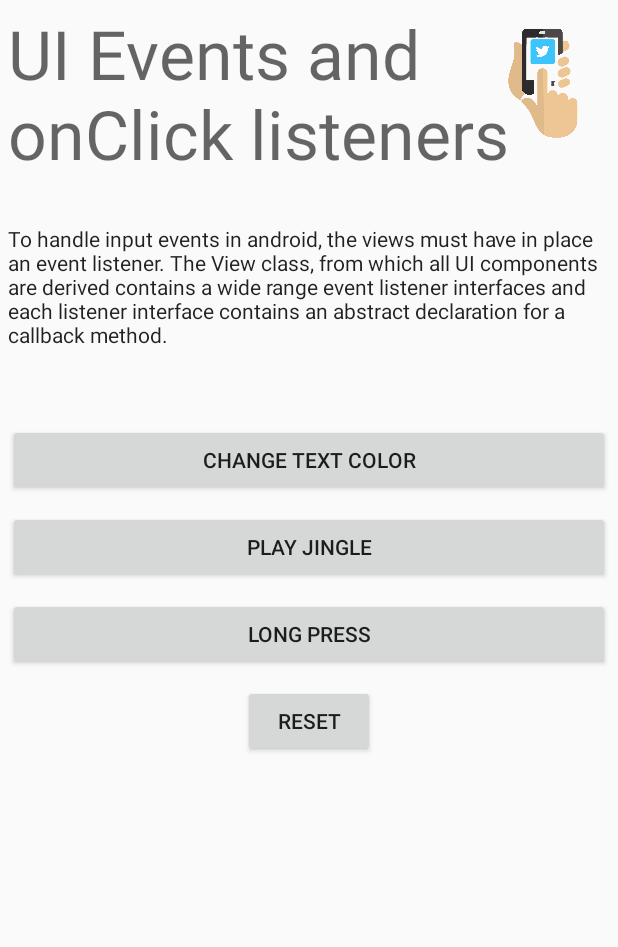
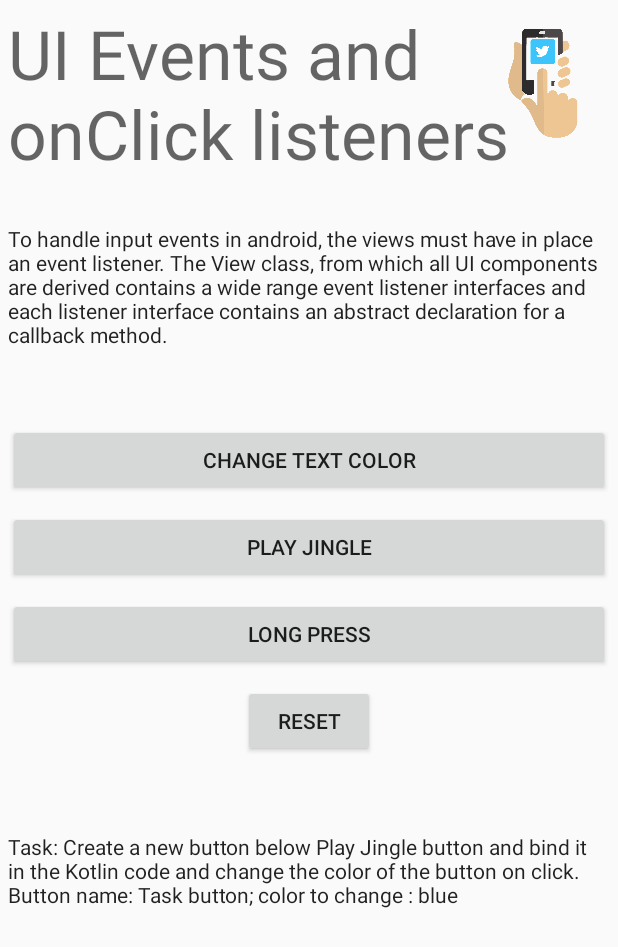
Before and after one commit to hhalse/techday2018-public, an Android app: the TaskUiEventsActivity screen opened directly, with no data from a screen before it, on a phone screen of 412 x 824 dp. Shown: the top 947 px of the screen. Run offline under Robolectric (Android 15) with nearby library versions, the phone set to English and light mode, and no system bars.

Commit message:
Tasks created along with the solutions

```diff
--- a/app/src/main/res/layout/activity_task_snow.xml
+++ b/app/src/main/res/layout/activity_task_snow.xml
@@ -9,4 +9,16 @@
     <com.jetradarmobile.snowfall.SnowfallView
         android:layout_width="match_parent"
         android:layout_height="match_parent" />
+
+    <TextView
+        android:id="@+id/snowDemo"
+        android:layout_width="wrap_content"
+        android:layout_height="wrap_content"
+        android:layout_alignParentStart="true"
+        android:layout_alignParentTop="true"
+        android:layout_marginStart="169dp"
+        android:layout_marginTop="179dp"
+        android:text="This is just a demo of cool snow effect, because why not its christmas !! " />
+
+
 </RelativeLayout>
--- a/app/src/main/res/layout/activity_ui_events.xml
+++ b/app/src/main/res/layout/activity_ui_events.xml
@@ -1,72 +1,81 @@
 <?xml version="1.0" encoding="utf-8"?>
-<merge xmlns:android="http://schemas.android.com/apk/res/android"
-       xmlns:tools="http://schemas.android.com/tools"
-       tools:parentTag="android.widget.FrameLayout">
 
 <RelativeLayout xmlns:android="http://schemas.android.com/apk/res/android"
-                    xmlns:tools="http://schemas.android.com/tools"
     android:layout_width="match_parent"
     android:layout_height="match_parent"
-                    android:layout_margin="5dp"
-    >
-        <ImageView android:layout_width="80dp"
-                   android:transitionName="@string/transition_touch"
+    android:layout_margin="5dp">
+
+    <ImageView
         android:id="@+id/touchImage"
+        android:layout_width="80dp"
         android:layout_height="80dp"
-                   android:src="@drawable/touch" android:layout_alignParentEnd="true"
-                   android:layout_alignParentTop="true" android:layout_marginEnd="0dp"
-                   android:layout_marginTop="8dp"/>
+        android:layout_alignParentTop="true"
+        android:layout_alignParentEnd="true"
+        android:layout_marginTop="8dp"
+        android:layout_marginEnd="0dp"
+        android:src="@drawable/touch"
+        android:transitionName="@string/transition_touch" />
+
     <TextView
-                android:text="@string/ui_event_header_text"
+        android:id="@+id/headerText"
         android:layout_width="match_parent"
         android:layout_height="wrap_content"
+        android:layout_alignParentStart="true"
+        android:layout_marginStart="0dp"
         android:layout_marginBottom="30dp"
-                android:id="@+id/headerText"
-                android:textAppearance="@style/TextAppearance.AppCompat.Display2"
-                android:layout_alignParentStart="true" android:layout_marginStart="0dp"/>
+        android:text="@string/ui_event_header_text"
+        android:textAppearance="@style/TextAppearance.AppCompat.Display2" />
 
         <TextView
-                android:text="@string/ui_event_body_text"
+            android:id="@+id/bodyText"
             android:layout_width="match_parent"
             android:layout_height="wrap_content"
             android:layout_below="@+id/headerText"
             android:layout_marginBottom="50dp"
-                android:id="@+id/bodyText"
-                android:textAppearance="@style/TextAppearance.AppCompat.Body1"/>
+            android:text="@string/ui_event_body_text"
+            android:textAppearance="@style/TextAppearance.AppCompat.Body1" />
 
 
         <Button
-                android:layout_below="@+id/bodyText"
-                android:text="@string/change_color_button_text"
+            android:id="@+id/changeColorButton"
             android:layout_width="match_parent"
             android:layout_height="wrap_content"
+            android:layout_below="@+id/bodyText"
             android:layout_marginBottom="10dp"
-                android:id="@+id/changeColorButton"/>
+            android:text="@string/change_color_button_text" />
+
     <Button
-                android:text="@string/play_jingle_button_text"
-                android:layout_below="@+id/changeColorButton"
+        android:id="@+id/playJingleButton"
         android:layout_width="match_parent"
         android:layout_height="wrap_content"
+        android:layout_below="@+id/changeColorButton"
         android:layout_marginBottom="10dp"
-                android:id="@+id/playJingleButton"
-        />
+        android:text="@string/play_jingle_button_text" />
+
     <Button
-                android:text="@string/long_press_button_text"
-                android:layout_below="@+id/playJingleButton"
+        android:id="@+id/longPressButton"
         android:layout_width="match_parent"
         android:layout_height="wrap_content"
+        android:layout_below="@+id/playJingleButton"
         android:layout_marginBottom="10dp"
-                android:id="@+id/longPressButton"
-        />
+        android:text="@string/long_press_button_text" />
+
     <Button
-                android:text="@string/reset_button_text"
+        android:id="@+id/resetButton"
         android:layout_width="wrap_content"
+        android:layout_height="wrap_content"
+        android:layout_below="@+id/longPressButton"
         android:layout_centerHorizontal="true"
-                android:layout_below="@+id/longPressButton"
+        android:text="@string/reset_button_text" />
+
+    <TextView
+        android:id="@+id/taskText"
+        android:layout_width="match_parent"
         android:layout_height="wrap_content"
-                android:id="@+id/resetButton"
-        />
+        android:layout_below="@+id/resetButton"
+        android:layout_marginTop="50dp"
+        android:text="@string/ui_event_task_text"
+        android:textAppearance="@style/TextAppearance.AppCompat.Body1" />
 
 
     </RelativeLayout>
-</merge>
--- a/app/src/main/res/values/strings.xml
+++ b/app/src/main/res/values/strings.xml
@@ -34,6 +34,10 @@
         The View class, from which all UI components are derived contains a wide range event listener interfaces and
         each listener interface contains an abstract declaration for a callback method.
     </string>
+    <string name="ui_event_task_text">Task: Create a new button below "Play Jingle" button and bind it in the Kotlin code and change the color of the button on click.
+        Button name: "Task button";
+        color to change : blue
+    </string>
     <string name="ui_event_header_text">UI Events and onClick listeners</string>
     <string name="change_color_button_text">Change Text Color</string>
     <string name="play_jingle_button_text">Play Jingle</string>
```
Lines whose indentation alone changed are shown as unchanged.
